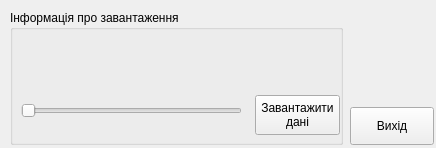
The window that GUI/download_GUI.ui (Kozak228/Randomly-selects-a-character) describes before a commit, drawn with Qt 5.
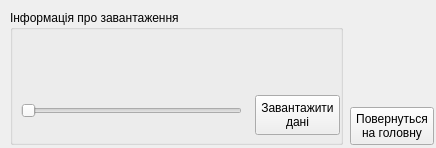
The same window after the commit. Icons and pictures are not drawn.

```diff
--- a/GUI/download_GUI.ui
+++ b/GUI/download_GUI.ui
@@ -33,7 +33,8 @@
      </font>
     </property>
     <property name="text">
-     <string>Вихід</string>
+     <string>Повернуться
+на головну</string>
     </property>
    </widget>
    <widget class="QGroupBox" name="groupBox">
```
